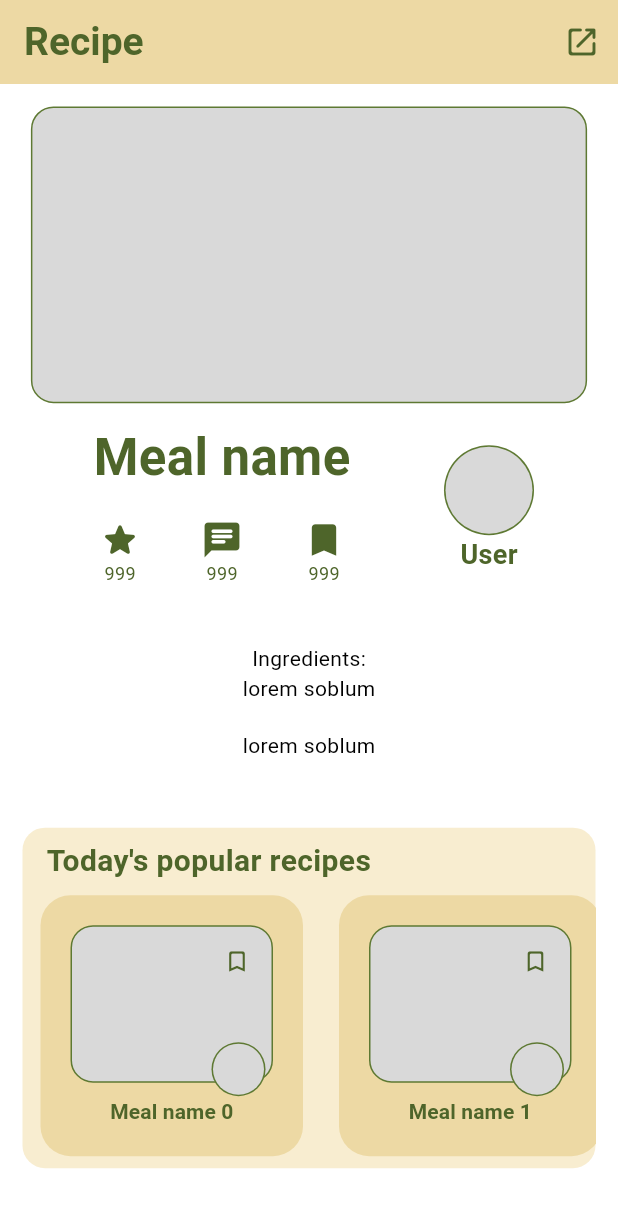
After one commit to MealStock/mealstock, a Flutter app: the RecipeScreen screen opened by its route, on a phone screen of 412 x 824 dp. The commit adds this screen. Shown: the top 1207 px of the screen. Run offline on Flutter 3.47's test engine with Material 3 defaults, Android fonts, the phone set to English and light mode, and no system bars; our stand-ins replace firebase_analytics, firebase_auth, firebase_core, firebase_crashlytics, google_sign_in; accounts and stored records are empty.

Commit message:
Add recipe screen

```diff
--- a/lib/main.dart
+++ b/lib/main.dart
@@ -1,3 +1,4 @@
+import 'package:meal_stock/screens/recipe_screen.dart';
 import 'package:meal_stock/services/auth.dart';
 import 'package:flutter/foundation.dart';
 import 'package:flutter/material.dart';
@@ -91,6 +92,7 @@ class MyApp extends StatelessWidget {
       routes: {
         '/': (context) => const Wrapper(),
         '/login': (context) => const WelcomeScreen(),
+        '/recipe': (context) => const RecipeScreen(),
       },
     );
   }
--- a/lib/screens/home_screens/home_screen.dart
+++ b/lib/screens/home_screens/home_screen.dart
@@ -102,7 +102,9 @@ class _HomeScreenState extends State<HomeScreen> {
             ),
           ),
           TextButton(
-            onPressed: () {},
+            onPressed: () {
+              Navigator.pushNamed(context, '/recipe');
+            },
             child: Center(
               child: Container(
                 width: MediaQuery.of(context).size.width * 0.9,
--- a/lib/screens/home_screens/recipes_screen.dart
+++ b/lib/screens/home_screens/recipes_screen.dart
@@ -201,7 +201,9 @@ class _RecipesScreenState extends State<RecipesScreen> {
                       height: 20,
                     ),
                     TextButton(
-                      onPressed: () {},
+                      onPressed: () {
+                        Navigator.pushNamed(context, '/recipe');
+                      },
                       child: Center(
                         child: Container(
                           width: MediaQuery.of(context).size.width * 0.9,
@@ -320,7 +322,9 @@ class _RecipesScreenState extends State<RecipesScreen> {
                       height: 20,
                     ),
                     TextButton(
-                      onPressed: () {},
+                      onPressed: () {
+                        Navigator.pushNamed(context, '/recipe');
+                      },
                       child: Center(
                         child: Container(
                           width: MediaQuery.of(context).size.width * 0.9,
--- a/lib/screens/home_screens/socials_screen.dart
+++ b/lib/screens/home_screens/socials_screen.dart
@@ -220,7 +220,9 @@ class _SocialsScreenState extends State<SocialsScreen> {
                     ),
                     const SizedBox(height: 20),
                     TextButton(
-                      onPressed: () {},
+                      onPressed: () {
+                        Navigator.pushNamed(context, '/recipe');
+                      },
                       child: Center(
                         child: Container(
                           width: MediaQuery.of(context).size.width * 0.9,
@@ -349,7 +351,9 @@ class _SocialsScreenState extends State<SocialsScreen> {
                             itemCount: 50,
                             itemBuilder: (context, index) {
                               return TextButton(
-                                onPressed: () {},
+                                onPressed: () {
+                                  Navigator.pushNamed(context, '/recipe');
+                                },
                                 child: Container(
                                     padding: const EdgeInsets.all(20),
                                     decoration: BoxDecoration(
@@ -442,7 +446,9 @@ class _SocialsScreenState extends State<SocialsScreen> {
                       ),
                     ),
                     TextButton(
-                      onPressed: () {},
+                      onPressed: () {
+                        Navigator.pushNamed(context, '/recipe');
+                      },
                       child: Center(
                         child: Container(
                           width: MediaQuery.of(context).size.width * 0.9,
--- /dev/null
+++ b/lib/screens/recipe_screen.dart
@@ -0,0 +1,300 @@
+import 'package:flutter/material.dart';
+
+class RecipeScreen extends StatefulWidget {
+  const RecipeScreen({super.key});
+
+  @override
+  State<RecipeScreen> createState() => _MyWidgetState();
+}
+
+class _MyWidgetState extends State<RecipeScreen> {
+  @override
+  Widget build(BuildContext context) {
+    return Scaffold(
+      appBar: AppBar(
+        automaticallyImplyLeading: false,
+        title: Text(
+          "Recipe",
+          style: Theme.of(context).textTheme.headlineLarge,
+        ),
+        actions: [
+          IconButton(
+            onPressed: () {},
+            icon: const Icon(
+              Icons.open_in_new_rounded,
+              color: Color(0xff4e652a),
+            ),
+          ),
+        ],
+        backgroundColor: Theme.of(context).colorScheme.primary,
+      ),
+      body: ListView(
+        children: [
+          const SizedBox(
+            height: 15,
+          ),
+          Center(
+            child: Container(
+              width: MediaQuery.of(context).size.width * 0.9,
+              height: MediaQuery.of(context).size.height * 0.24,
+              decoration: BoxDecoration(
+                color: const Color(0xffd9d9d9),
+                borderRadius: BorderRadius.circular(15),
+                border: Border.all(
+                  color: const Color(0xff5e7933),
+                  width: 1,
+                ),
+              ),
+            ),
+          ),
+          const SizedBox(
+            height: 12,
+          ),
+          Row(
+            mainAxisAlignment: MainAxisAlignment.spaceEvenly,
+            children: [
+              Column(
+                mainAxisAlignment: MainAxisAlignment.spaceAround,
+                children: [
+                  const Center(
+                    child: Text(
+                      "Meal name",
+                      style: TextStyle(
+                        color: Color(0xff4e652a),
+                        fontWeight: FontWeight.bold,
+                        fontSize: 34,
+                      ),
+                    ),
+                  ),
+                  const SizedBox(
+                    height: 8,
+                  ),
+                  Row(
+                    mainAxisSize: MainAxisSize.min,
+                    children: [
+                      IconButton(
+                        onPressed: () {},
+                        icon: const Column(
+                          children: [
+                            Icon(
+                              Icons.star_rounded,
+                              color: Color(0xff4e652a),
+                              size: 28,
+                            ),
+                            Text(
+                              "999",
+                              style: TextStyle(
+                                color: Color(0xff4e652a),
+                                fontSize: 12,
+                              ),
+                            ),
+                          ],
+                        ),
+                      ),
+                      const SizedBox(
+                        width: 20,
+                      ),
+                      IconButton(
+                        onPressed: () {},
+                        icon: const Column(
+                          children: [
+                            Icon(
+                              Icons.chat_rounded,
+                              color: Color(0xff4e652a),
+                              size: 28,
+                            ),
+                            Text(
+                              "999",
+                              style: TextStyle(
+                                color: Color(0xff4e652a),
+                                fontSize: 12,
+                              ),
+                            ),
+                          ],
+                        ),
+                      ),
+                      const SizedBox(
+                        width: 20,
+                      ),
+                      IconButton(
+                        onPressed: () {},
+                        icon: const Column(
+                          children: [
+                            Icon(
+                              Icons.bookmark_rounded,
+                              color: Color(0xff4e652a),
+                              size: 28,
+                            ),
+                            Text(
+                              "999",
+                              style: TextStyle(
+                                color: Color(0xff4e652a),
+                                fontSize: 12,
+                              ),
+                            ),
+                          ],
+                        ),
+                      ),
+                    ],
+                  ),
+                ],
+              ),
+              const Column(
+                mainAxisAlignment: MainAxisAlignment.spaceBetween,
+                children: [
+                  CircleAvatar(
+                    radius: 30,
+                    backgroundColor: Color(0xff5e7933),
+                    child: CircleAvatar(
+                      radius: 29,
+                      backgroundColor: Color(0xffd9d9d9),
+                      child: Text(""),
+                    ),
+                  ),
+                  Text(
+                    "User",
+                    style: TextStyle(
+                      color: Color(0xff4e652a),
+                      fontWeight: FontWeight.bold,
+                      fontSize: 18,
+                    ),
+                  ),
+                ],
+              ),
+            ],
+          ),
+          const SizedBox(
+            height: 30,
+          ),
+          const Center(
+            child: Column(
+              children: [
+                Text("Ingredients:"),
+                Text("lorem soblum"),
+              ],
+            ),
+          ),
+          const SizedBox(
+            height: 18,
+          ),
+          const Center(
+            child: Text("lorem soblum"),
+          ),
+          const SizedBox(
+            height: 30,
+          ),
+          Padding(
+            padding: const EdgeInsets.all(15),
+            child: Container(
+              decoration: BoxDecoration(
+                color: const Color(0xfff8edd0),
+                borderRadius: BorderRadius.circular(15),
+              ),
+              child: Column(
+                mainAxisSize: MainAxisSize.min,
+                children: [
+                  const Row(
+                    children: [
+                      Padding(
+                        padding: EdgeInsets.only(
+                          left: 16,
+                          top: 8,
+                        ),
+                        child: Text(
+                          "Today's popular recipes",
+                          style: TextStyle(
+                            color: Color(0xff4e652a),
+                            fontWeight: FontWeight.bold,
+                            fontSize: 20,
+                          ),
+                        ),
+                      ),
+                    ],
+                  ),
+                  SizedBox(
+                    height: 190,
+                    width: MediaQuery.of(context).size.width,
+                    child: ListView.builder(
+                      scrollDirection: Axis.horizontal,
+                      itemCount: 50,
+                      itemBuilder: (context, index) {
+                        return TextButton(
+                          onPressed: () {
+                            Navigator.pushNamed(context, '/recipe');
+                          },
+                          child: Container(
+                            padding: const EdgeInsets.all(20),
+                            decoration: BoxDecoration(
+                              color: const Color(0xffedd9a4),
+                              borderRadius: BorderRadius.circular(20),
+                            ),
+                            child: Column(
+                              children: [
+                                SizedBox(
+                                  width: 135,
+                                  height: 105 + 9,
+                                  child: Stack(
+                                    children: [
+                                      Container(
+                                        width: 135,
+                                        height: 105,
+                                        decoration: BoxDecoration(
+                                          color: const Color(0xffd9d9d9),
+                                          borderRadius:
+                                              BorderRadius.circular(15),
+                                          border: Border.all(
+                                            color: const Color(0xff5e7933),
+                                            width: 1,
+                                          ),
+                                        ),
+                                      ),
+                                      Positioned(
+                                        top: 0,
+                                        right: 0,
+                                        child: IconButton(
+                                          onPressed: () {},
+                                          icon: const Icon(
+                                            Icons.bookmark_border_rounded,
+                                            color: Color(0xff4e652a),
+                                          ),
+                                        ),
+                                      ),
+                                      const Positioned(
+                                        bottom: 0,
+                                        right: 5,
+                                        child: CircleAvatar(
+                                          radius: 18,
+                                          backgroundColor: Color(0xff5e7933),
+                                          child: CircleAvatar(
+                                            radius: 17,
+                                            backgroundColor: Color(0xffd9d9d9),
+                                            child: Text(""),
+                                          ),
+                                        ),
+                                      )
+                                    ],
+                                  ),
+                                ),
+                                Text(
+                                  "Meal name $index",
+                                  style: const TextStyle(
+                                    fontWeight: FontWeight.bold,
+                                    color: Color(0xff4e652a),
+                                  ),
+                                ),
+                              ],
+                            ),
+                          ),
+                        );
+                      },
+                    ),
+                  ),
+                ],
+              ),
+            ),
+          ),
+        ],
+      ),
+    );
+  }
+}
```
